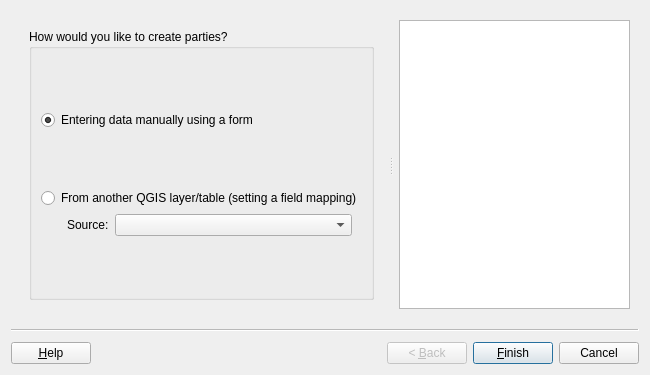
First picture: the form in asistente_ladm_col/ui/wiz_create_col_party_cadastre.ui, repository SwissTierrasColombia/Asistente-LADM-COL, before the edit.
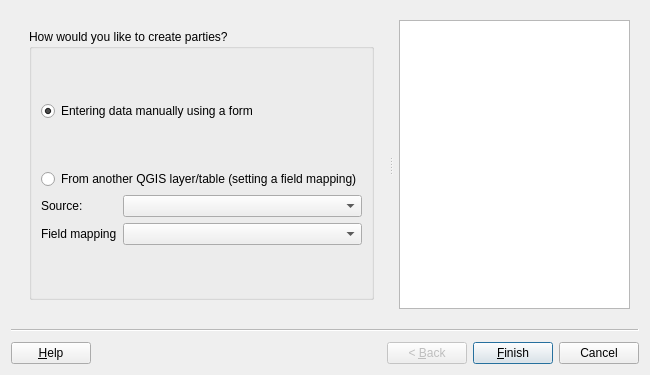
Second picture: the form after the edit. Custom widgets are drawn as their Qt base class.

Commit message: Replicate the function of save and load fields mapping in all wizard of the aplication

Diff of the .ui file:
```diff
--- a/asistente_ladm_col/ui/wiz_create_col_party_cadastre.ui
+++ b/asistente_ladm_col/ui/wiz_create_col_party_cadastre.ui
@@ -62,7 +62,7 @@
              </property>
             </spacer>
            </item>
-           <item row="1" column="0">
+           <item row="1" column="0" colspan="2">
             <widget class="QRadioButton" name="rad_create_manually">
              <property name="text">
               <string>Entering data manually using a form</string>
@@ -85,7 +85,7 @@
              </property>
             </spacer>
            </item>
-           <item row="3" column="0">
+           <item row="3" column="0" colspan="2">
             <widget class="QRadioButton" name="rad_refactor">
              <property name="enabled">
               <bool>true</bool>
@@ -95,15 +95,9 @@
              </property>
             </widget>
            </item>
-           <item row="4" column="0">
-            <layout class="QHBoxLayout" name="horizontalLayout_3">
-             <property name="leftMargin">
-              <number>26</number>
-             </property>
-             <property name="rightMargin">
-              <number>10</number>
-             </property>
-             <item>
+           <item row="4" column="0" colspan="2">
+            <layout class="QGridLayout" name="gridLayout_2">
+             <item row="0" column="0">
               <widget class="QLabel" name="lbl_refactor_source">
                <property name="sizePolicy">
                 <sizepolicy hsizetype="Preferred" vsizetype="Preferred">
@@ -116,7 +110,7 @@
                </property>
               </widget>
              </item>
-             <item>
+             <item row="0" column="1">
               <widget class="QgsMapLayerComboBox" name="mMapLayerComboBox">
                <property name="sizePolicy">
                 <sizepolicy hsizetype="Expanding" vsizetype="Fixed">
@@ -138,9 +132,19 @@
                </property>
               </widget>
              </item>
+             <item row="1" column="0">
+              <widget class="QLabel" name="lbl_field_mapping">
+               <property name="text">
+                <string>Field mapping</string>
+               </property>
+              </widget>
+             </item>
+             <item row="1" column="1">
+              <widget class="QComboBox" name="cbo_mapping"/>
+             </item>
             </layout>
            </item>
-           <item row="5" column="0">
+           <item row="5" column="1">
             <spacer name="verticalSpacer_8">
              <property name="orientation">
               <enum>Qt::Vertical</enum>
```
Left out of the diff: 6 changed lines with no effect on the pictures. The commit also changes 28 other files.
